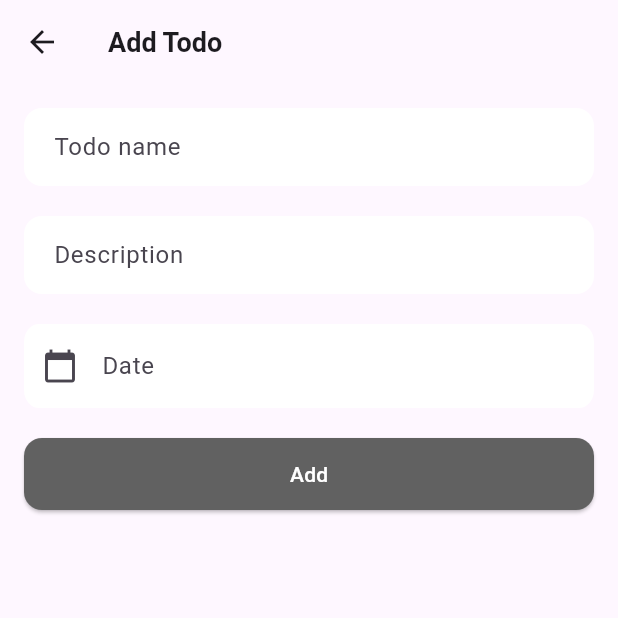
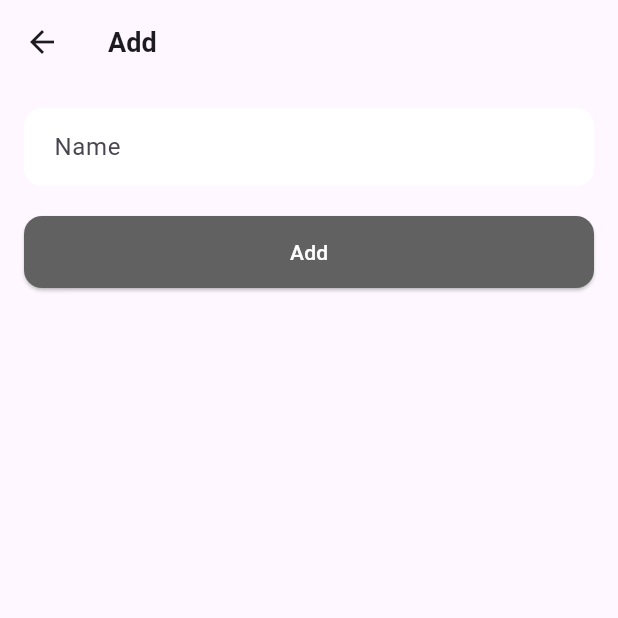
Before and after one commit to powdevlin12/Todo_Flutter, a Flutter app: the AddTodoScreen screen opened directly, on a phone screen of 412 x 824 dp, the top half of it. Run offline on Flutter 3.47's test engine with Material 3 defaults, Android fonts, the light colour scheme and no system bars; our stand-ins replace bottom_navy_bar, equatable, flutter_bloc, flutter_local_notifications, permission_handler, shared_preferences and 2 more; accounts and stored records are empty.

Commit message:
finish bai bac

```diff
--- a/lib/models/todo_model.dart
+++ b/lib/models/todo_model.dart
@@ -4,13 +4,14 @@ class Todo {
   bool isDone;
   String date;
   String? description;
-
+  int? point;
   Todo(
       {required this.id,
       required this.content,
       required this.date,
       this.description = '',
-      this.isDone = false});
+      this.isDone = false,
+      this.point = 0});
 
   // Convert Todo to JSON
   Map<String, dynamic> toJson() {
@@ -19,7 +20,8 @@ class Todo {
       'content': content,
       'isDone': isDone,
       'date': date,
-      'description': description
+      'description': description,
+      'point': point
     };
   }
 
@@ -30,6 +32,7 @@ class Todo {
         content: json['content'],
         isDone: json['isDone'],
         date: json['date'],
-        description: json['description']);
+        description: json['description'],
+        point: json['point']);
   }
 }
--- a/lib/screens/todos/add-todo-screen.dart
+++ b/lib/screens/todos/add-todo-screen.dart
@@ -116,7 +116,7 @@ class AddTodoScreenState extends State<AddTodoScreen> {
   Widget build(BuildContext context) {
     return Scaffold(
       appBar: AppBar(
-        title: Text(type == "add" ? 'Add Todo' : 'Edit todo',
+        title: Text(type == "add" ? 'Add' : 'Edit',
             style: const TextStyle(fontWeight: FontWeight.w600, fontSize: 18)),
       ),
       body: Padding(
@@ -131,7 +131,7 @@ class AddTodoScreenState extends State<AddTodoScreen> {
                 controller: _controller,
                 decoration: InputDecoration(
                   hintText: 'Enter your task',
-                  labelText: 'Todo name',
+                  labelText: 'Name',
                   filled: true,
                   fillColor: Colors.white,
                   border: OutlineInputBorder(
@@ -150,43 +150,43 @@ class AddTodoScreenState extends State<AddTodoScreen> {
                   return null;
                 },
               ),
-              const SizedBox(height: 20),
-              TextFormField(
-                controller: _descriptionController,
-                decoration: InputDecoration(
-                  hintText: 'Description',
-                  labelText: 'Description',
-                  filled: true,
-                  fillColor: Colors.white,
-                  border: OutlineInputBorder(
-                    borderRadius: BorderRadius.circular(12),
-                    borderSide: BorderSide.none,
-                  ),
-                  contentPadding: const EdgeInsets.symmetric(
-                    vertical: 14,
-                    horizontal: 16,
-                  ),
-                ),
-              ),
-              const SizedBox(height: 20),
-              TextField(
-                controller: _dateController,
-                decoration: InputDecoration(
-                    fillColor: Colors.white,
-                    labelText: 'Date',
-                    filled: true,
-                    prefixIcon: const Icon(Icons.calendar_today),
-                    enabledBorder: const OutlineInputBorder(
-                        borderSide: BorderSide.none,
-                        borderRadius:
-                            BorderRadius.all(Radius.elliptical(10, 12))),
-                    focusedBorder: OutlineInputBorder(
-                        borderSide: BorderSide(color: Colors.grey.shade700))),
-                readOnly: true,
-                onTap: () {
-                  _selectDate();
-                },
-              ),
+              // const SizedBox(height: 20),
+              // TextFormField(
+              //   controller: _descriptionController,
+              //   decoration: InputDecoration(
+              //     hintText: 'Description',
+              //     labelText: 'Description',
+              //     filled: true,
+              //     fillColor: Colors.white,
+              //     border: OutlineInputBorder(
+              //       borderRadius: BorderRadius.circular(12),
+              //       borderSide: BorderSide.none,
+              //     ),
+              //     contentPadding: const EdgeInsets.symmetric(
+              //       vertical: 14,
+              //       horizontal: 16,
+              //     ),
+              //   ),
+              // ),
+              // const SizedBox(height: 20),
+              // TextField(
+              //   controller: _dateController,
+              //   decoration: InputDecoration(
+              //       fillColor: Colors.white,
+              //       labelText: 'Date',
+              //       filled: true,
+              //       prefixIcon: const Icon(Icons.calendar_today),
+              //       enabledBorder: const OutlineInputBorder(
+              //           borderSide: BorderSide.none,
+              //           borderRadius:
+              //               BorderRadius.all(Radius.elliptical(10, 12))),
+              //       focusedBorder: OutlineInputBorder(
+              //           borderSide: BorderSide(color: Colors.grey.shade700))),
+              //   readOnly: true,
+              //   onTap: () {
+              //     _selectDate();
+              //   },
+              // ),
               const SizedBox(height: 20),
               SizedBox(
                 width: double.infinity,
```
Also changed, not shown: lib/screens/todos/todos.dart (+60 -19 lines), 2 other files.
